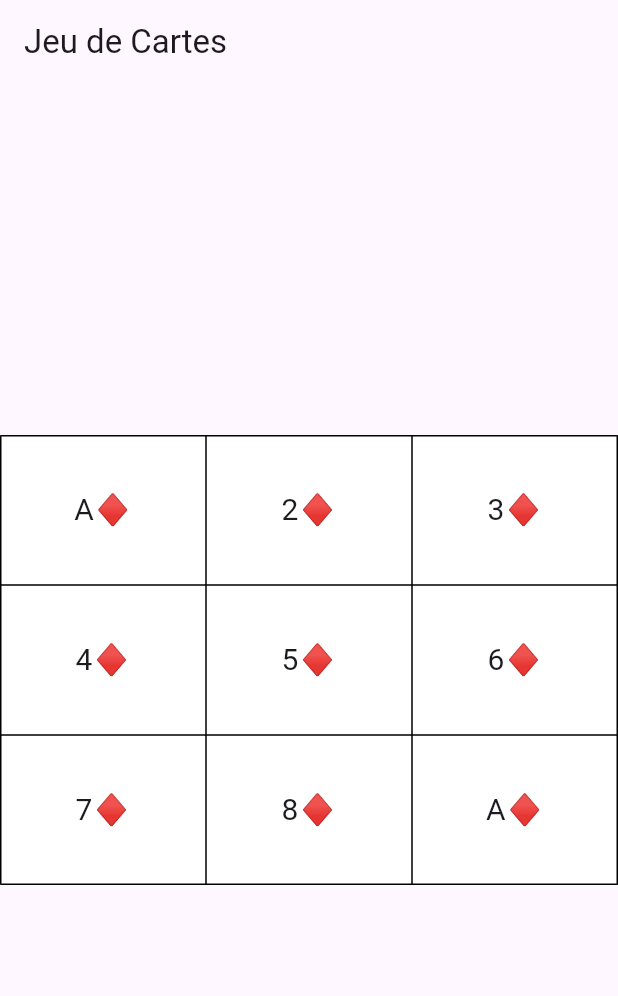
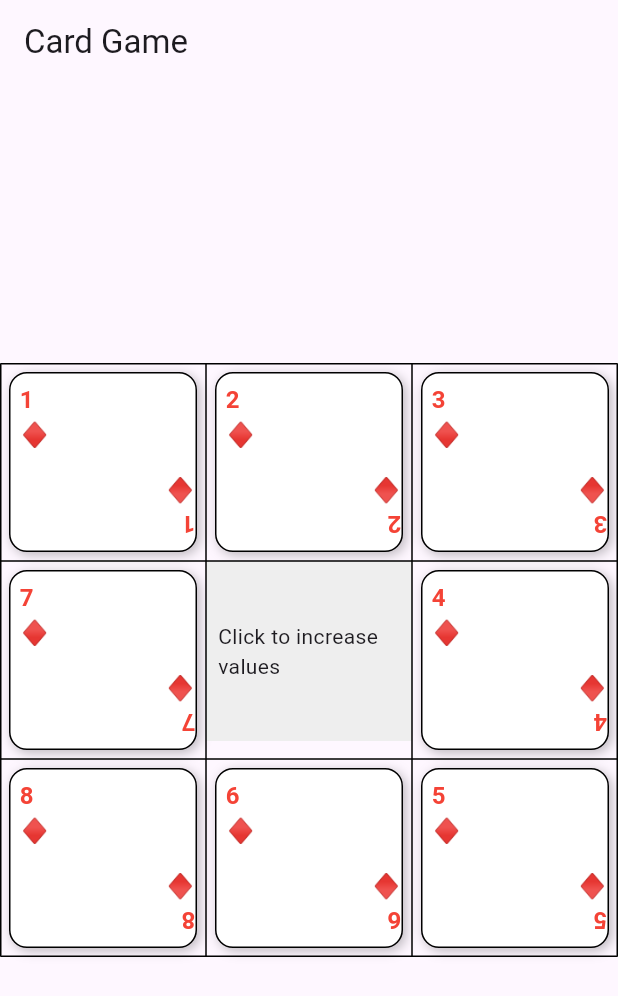
Before and after one commit to JoseWald/TP-Flutter, a Flutter app: the screen it shows after launch, on a phone screen of 412 x 824 dp. Shown: the top 996 px of the screen. Run offline on Flutter 3.47's test engine with Material 3 defaults, Android fonts, the phone set to English and light mode, and no system bars.

Commit message:
update jeu de carte

```diff
--- a/lib/main.dart
+++ b/lib/main.dart
@@ -1,85 +1,211 @@
 import 'package:flutter/material.dart';
-import 'models/card.dart';
 
 void main() {
-  runApp(JeuCartesApp());
+  runApp(const CardGameApp());
 }
 
-class JeuCartesApp extends StatelessWidget {
+class CardGameApp extends StatelessWidget {
+  const CardGameApp({super.key});
+
   @override
   Widget build(BuildContext context) {
     return MaterialApp(
-      title: 'Jeu de Cartes',
+      title: 'Card Game',
       theme: ThemeData(
         primarySwatch: Colors.blue,
       ),
-      home: JeuCartesPage(),
+      home: const CardGameScreen(),
     );
   }
 }
 
-class JeuCartesPage extends StatefulWidget {
+class CardGameScreen extends StatefulWidget {
+  const CardGameScreen({super.key});
+
   @override
-  _JeuCartesPageState createState() => _JeuCartesPageState();
+  State<CardGameScreen> createState() => _CardGameScreenState();
 }
 
-class _JeuCartesPageState extends State<JeuCartesPage> {
-  List<List<Carte>> cartes = List.generate(3, (i) => List.generate(3, (j) {
-    int valeur = (i * 3 + j + 1) % 9;
-    return Carte(
-      valeur: valeur == 0 ? 1 : valeur, // 0 devient 1
-      famille: Famille.carreau,
+class _CardGameScreenState extends State<CardGameScreen> {
+  final List<Map<String, dynamic>> initialCards = [
+    {'id': 'CO', 'value': 1, 'suit': 'carreau'},
+    {'id': 'C1', 'value': 2, 'suit': 'carreau'},
+    {'id': 'C2', 'value': 3, 'suit': 'carreau'},
+    {'id': 'C3', 'value': 4, 'suit': 'carreau'},
+    {'id': 'C4', 'value': 5, 'suit': 'carreau'},
+    {'id': 'C5', 'value': 6, 'suit': 'carreau'},
+    {'id': 'C7', 'value': 7, 'suit': 'carreau'},
+    {'id': 'C8', 'value': 8, 'suit': 'carreau'},
+  ];
+
+  List<Map<String, dynamic>> cards = [];
+
+  @override
+  void initState() {
+    super.initState();
+    cards = List.from(initialCards);
+  }
+
+  void handleCenterCellClick() {
+    setState(() {
+      for (var card in cards) {
+        if (card['value'] == 1) {
+          card['value'] = 7;
+        } else {
+          card['value'] = card['value'] + 1;
+        }
+      }
+    });
+  }
+
+  void handleCardClick(int index) {
+    setState(() {
+      switch (cards[index]['suit']) {
+        case 'carreau':
+          cards[index]['suit'] = 'coeur';
+          break;
+        case 'coeur':
+          cards[index]['suit'] = 'pique';
+          break;
+        case 'pique':
+          cards[index]['suit'] = 'trèfle';
+          break;
+        case 'trèfle':
+          cards[index]['suit'] = 'carreau';
+          break;
+      }
+    });
+  }
+
+  String getSuitSymbol(String suit) {
+    switch (suit) {
+      case 'carreau':
+        return '♦';
+      case 'coeur':
+        return '♥';
+      case 'pique':
+        return '♠';
+      case 'trèfle':
+        return '♣';
+      default:
+        return '?';
+    }
+  }
+
+  Color getSuitColor(String suit) {
+    return (suit == 'carreau' || suit == 'coeur') ? Colors.red : Colors.black;
+  }
+
+  Widget _buildCardCell(int cardIndex) {
+    final card = cards[cardIndex];
+    final value = card['value'];
+    final suit = card['suit'];
+    final suitSymbol = getSuitSymbol(suit);
+    final suitColor = getSuitColor(suit);
+
+    return GestureDetector(
+      onTap: () => handleCardClick(cardIndex),
+      child: Container(
+        height: 120,
+        margin: const EdgeInsets.all(6),
+        decoration: BoxDecoration(
+          color: Colors.white,
+          borderRadius: BorderRadius.circular(12),
+          boxShadow: [
+            BoxShadow(
+              color: Colors.black26,
+              blurRadius: 6,
+              offset: Offset(2, 2),
+            ),
+          ],
+          border: Border.all(color: Colors.black),
+        ),
+        child: Column(
+          mainAxisAlignment: MainAxisAlignment.spaceBetween,
+          children: [
+            Padding(
+              padding: const EdgeInsets.all(6.0),
+              child: Align(
+                alignment: Alignment.topLeft,
+                child: Text(
+                  '$value\n$suitSymbol',
+                  style: TextStyle(
+                    color: suitColor,
+                    fontWeight: FontWeight.bold,
+                    fontSize: 16,
+                  ),
+                ),
+              ),
+            ),
+            Padding(
+              padding: const EdgeInsets.only(bottom: 6.0),
+              child: Align(
+                alignment: Alignment.bottomRight,
+                child: RotatedBox(
+                  quarterTurns: 2,
+                  child: Text(
+                    '$value\n$suitSymbol',
+                    style: TextStyle(
+                      color: suitColor,
+                      fontWeight: FontWeight.bold,
+                      fontSize: 16,
+                    ),
+                  ),
+                ),
+              ),
+            ),
+          ],
+        ),
+      ),
     );
-  }));
+  }
+
+  Widget _buildCenterCell() {
+    return GestureDetector(
+      onTap: handleCenterCellClick,
+      child: Container(
+        padding: const EdgeInsets.all(8.0),
+        height: 120,
+        color: Colors.grey[200],
+        child: const Center(
+          child: Text('Click to increase values'),
+        ),
+      ),
+    );
+  }
 
   @override
   Widget build(BuildContext context) {
     return Scaffold(
       appBar: AppBar(
-        title: Text('Jeu de Cartes'),
+        title: const Text('Card Game'),
       ),
       body: Center(
         child: Table(
           border: TableBorder.all(),
-          children: List.generate(3, (i) {
-            return TableRow(
-              children: List.generate(3, (j) {
-                return GestureDetector(
-                  onTap: () {
-                    setState(() {
-                      if (i == 1 && j == 1) {
-                        // Clic sur la carte du centre : changer toutes les valeurs
-                        for (var row in cartes) {
-                          for (var carte in row) {
-                            if (carte.valeur == 1) {
-                              carte.valeur = 7;
-                            } else {
-                              carte.valeur = (carte.valeur % 8) + 1;
-                            }
-                          }
-                        }
-                      } else {
-                        // Clic ailleurs : changer la famille
-                        cartes[i][j].changerFamille();
-                      }
-                    });
-                  },
-                  child: Container(
-                    height: 100,
-                    width: 100,
-                    color: Colors.white,
-                    child: Center(
-                      child: Text(
-                        cartes[i][j].toString(),
-                        textAlign: TextAlign.center,
-                        style: TextStyle(fontSize: 20),
-                      ),
-                    ),
-                  ),
-                );
-              }),
-            );
-          }),
+          children: [
+            TableRow(
+              children: [
+                _buildCardCell(0),
+                _buildCardCell(1),
+                _buildCardCell(2),
+              ],
+            ),
+            TableRow(
+              children: [
+                _buildCardCell(6),
+                _buildCenterCell(),
+                _buildCardCell(3),
+              ],
+            ),
+            TableRow(
+              children: [
+                _buildCardCell(7),
+                _buildCardCell(5),
+                _buildCardCell(4),
+              ],
+            ),
+          ],
         ),
       ),
     );
--- a/lib/models/card.dart
+++ /dev/null
@@ -1,64 +0,0 @@
-enum Famille { carreau, coeur, pique, trefle }
-
-class Carte {
-  int valeur;
-  Famille famille;
-
-  Carte({required this.valeur, required this.famille});
-
-  void changerFamille() {
-    switch (famille) {
-      case Famille.carreau:
-        famille = Famille.coeur;
-        break;
-      case Famille.coeur:
-        famille = Famille.pique;
-        break;
-      case Famille.pique:
-        famille = Famille.trefle;
-        break;
-      case Famille.trefle:
-        famille = Famille.carreau;
-        break;
-    }
-  }
-
-  @override
-  String toString() {
-    String symbole;
-    switch (famille) {
-      case Famille.carreau:
-        symbole = '♦';
-        break;
-      case Famille.coeur:
-        symbole = '♥';
-        break;
-      case Famille.pique:
-        symbole = '♠';
-        break;
-      case Famille.trefle:
-        symbole = '♣';
-        break;
-    }
-
-    String valeurCarte;
-    switch (valeur) {
-      case 1:
-        valeurCarte = 'A';
-        break;
-      case 11:
-        valeurCarte = 'V';
-        break;
-      case 12:
-        valeurCarte = 'D';
-        break;
-      case 13:
-        valeurCarte = 'R';
-        break;
-      default:
-        valeurCarte = valeur.toString();
-    }
-
-    return '$valeurCarte$symbole';
-  }
-}
```
